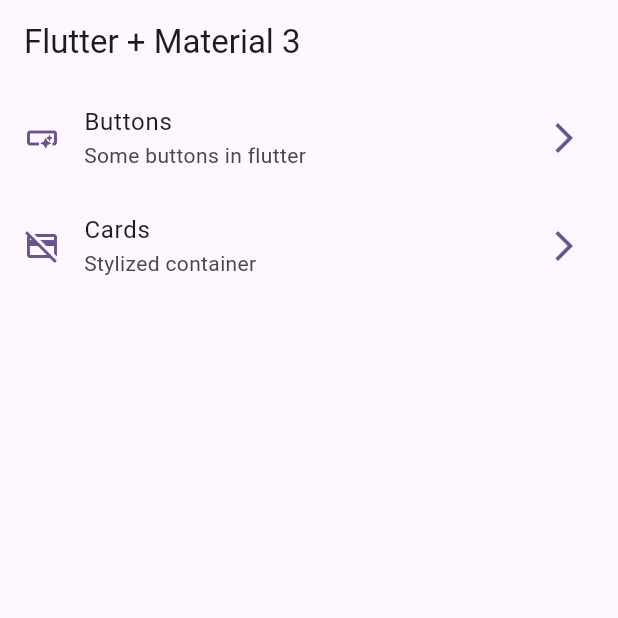
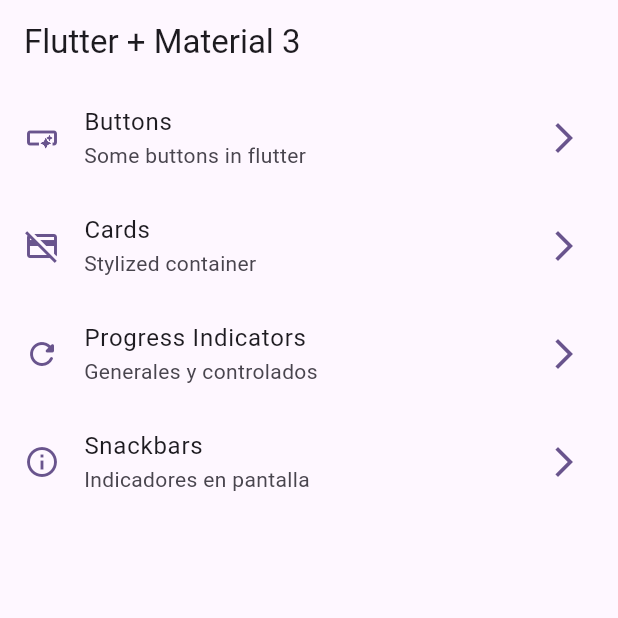
Before and after one commit to sanchezcarol/flutter-widgets, a Flutter app: the screen it shows after launch, on a phone screen of 412 x 824 dp, the top half of it. Run offline on Flutter 3.47's test engine with Material 2 defaults, Android fonts, the phone set to English and light mode, and no system bars; our stand-ins replace go_router.

Commit message:
snackbars dialogs screen

```diff
--- a/lib/config/menu/menu_items.dart
+++ b/lib/config/menu/menu_items.dart
@@ -31,4 +31,16 @@
     link: '/cards',
     icon: Icons.credit_card_off_outlined
   ),
+  MenuItems(
+    title: 'Progress Indicators',
+    subtitle: 'Generales y controlados',
+    link: '/progress',
+    icon: Icons.refresh_rounded
+  ),
+  MenuItems(
+    title: 'Snackbars',
+    subtitle: 'Indicadores en pantalla',
+    link: '/snackbars',
+    icon: Icons.info_outline
+  ),
 ];
--- a/lib/config/router/app_router.dart
+++ b/lib/config/router/app_router.dart
@@ -20,6 +20,16 @@
       name: CardsScreen.name,
       path: '/cards',
       builder: (context, state) => const CardsScreen(),
+    ),
+    GoRoute(
+      name: ProgressScreen.name,
+      path: '/progress',
+      builder: (context, state) => const ProgressScreen(),
+    ),
+    GoRoute(
+      name: SnackbarScreen.name,
+      path: '/snackbars',
+      builder: (context, state) => const SnackbarScreen(),
     )
   ]
 
```
Also changed, not shown: lib/presentation/screens/progress/progress_screen.dart (+54 -1 lines), lib/presentation/screens/snackbar/snackbar_screen.dart (+54 -1 lines).
